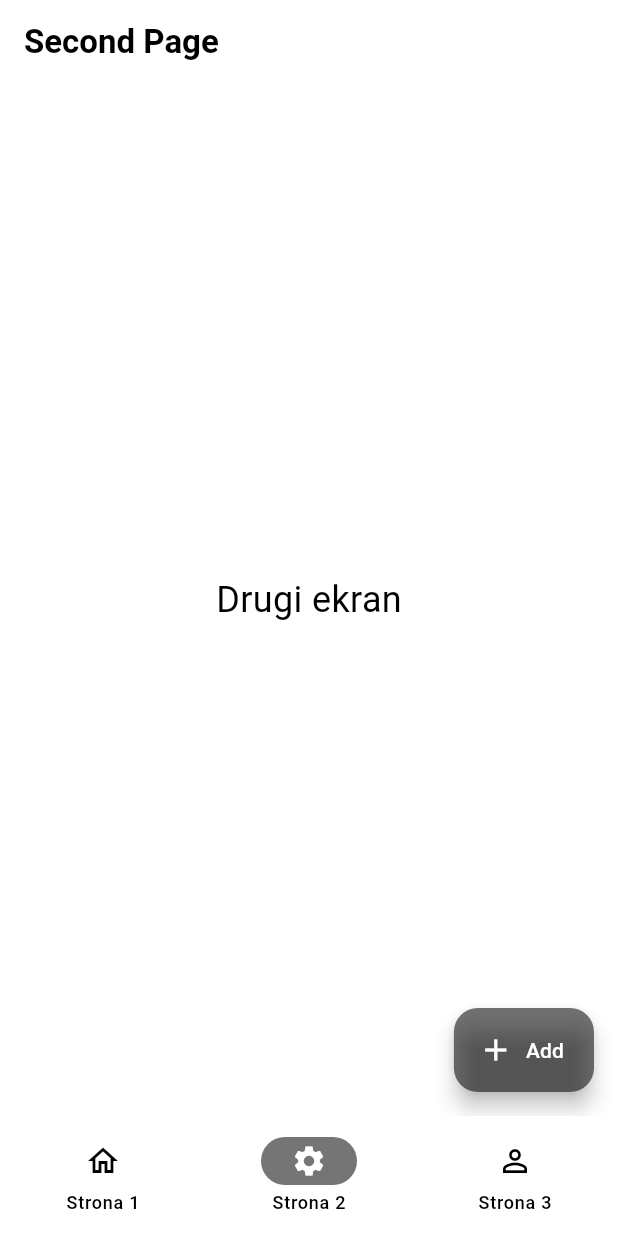
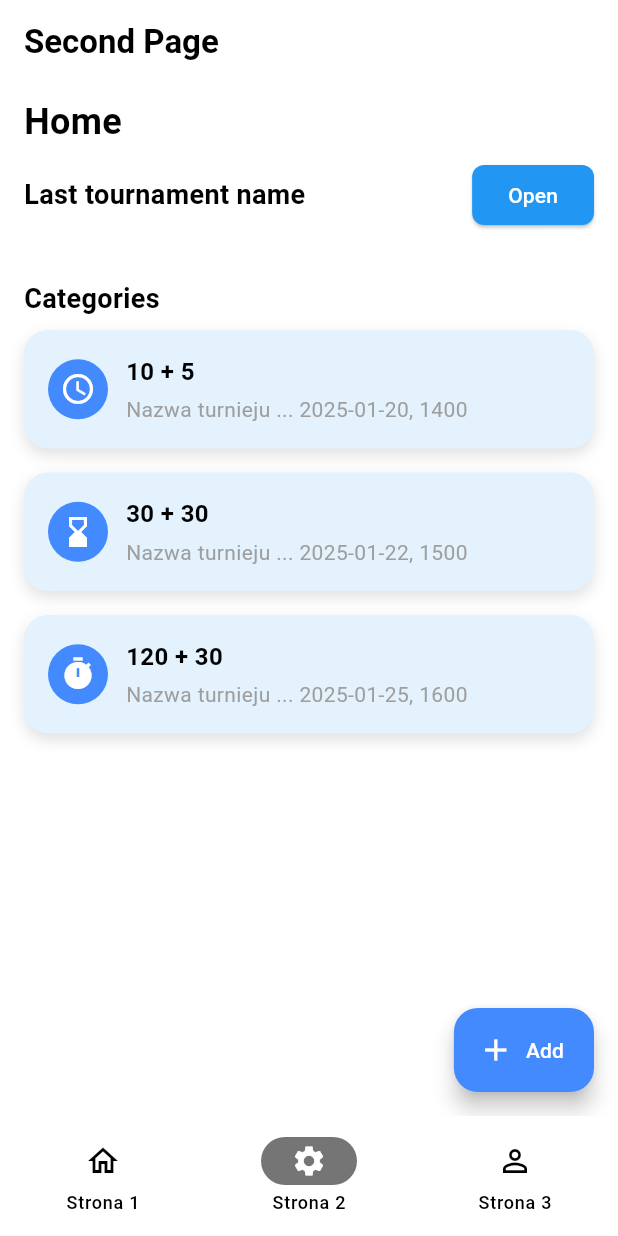
Before and after one commit to tomtor01/flutter_labs_project, a Flutter app: the screen it shows after launch, item 2 of the bottom bar chosen, after a tap on "Add", on a phone screen of 412 x 824 dp. Run offline on Flutter 3.47's test engine with Material 3 defaults, Android fonts, the phone set to English and light mode, and no system bars.

Commit message:
final app

```diff
--- a/lib/screens/first_screen.dart
+++ b/lib/screens/first_screen.dart
@@ -49,10 +49,9 @@ class FirstScreen extends StatelessWidget {
       bottomNavigationBar: Padding(
         padding: const EdgeInsets.all(16.0),
         child: FilledButton(
-          onPressed: () {
-            // Action here
-          },
+          onPressed: () {},
           style: FilledButton.styleFrom(
+            backgroundColor: Colors.black,
             minimumSize: const Size(double.infinity, 50),
           ),
           child: const Text("Explore"),
@@ -82,7 +81,6 @@ class _TournamentCard extends StatelessWidget {
             clipBehavior: Clip.none,
             children: [
               ClipRRect(
-                // Zaokrąglone rogi zdjęcia
                 borderRadius: BorderRadius.vertical(top: Radius.circular(12)),
                 child: Image.asset(
                   'assets/sample-picture.webp',
@@ -244,7 +242,7 @@ class _ProgressCard extends StatelessWidget {
                 ClipRRect(
                   borderRadius: BorderRadius.circular(8),
                   child: Image.asset(
-                    'assets/sample-picture.webp', // Replace with actual asset path
+                    'assets/sample-picture.webp',
                     width: 80,
                     height: 80,
                     fit: BoxFit.cover,
@@ -260,22 +258,25 @@ class _ProgressCard extends StatelessWidget {
                         children: [
                           Text('Mastering Skills',
                               style: TextStyle(
-                                  fontSize: 16, fontWeight: FontWeight.bold)),
+                                  fontSize: 16, fontWeight: FontWeight.bold)
+                          ),
                           Icon(Icons.bookmark_border),
                         ],
                       ),
                       SizedBox(height: 4),
                       Text('Player Profile',
-                          style: TextStyle(color: Colors.grey[600])),
+                          style: TextStyle(color: Colors.grey[600])
+                      ),
                       SizedBox(height: 8),
                       LinearProgressIndicator(
-                        value: 0.6, // Example progress value
+                        value: 0.6,
                         backgroundColor: Colors.grey[300],
                         color: Colors.blue,
                       ),
                       SizedBox(height: 4),
                       Text('Progress Update',
-                          style: TextStyle(fontSize: 12, color: Colors.grey)),
+                          style: TextStyle(fontSize: 12, color: Colors.grey)
+                      ),
                     ],
                   ),
                 )
--- a/lib/screens/second_screen.dart
+++ b/lib/screens/second_screen.dart
@@ -8,22 +8,173 @@ class SecondScreen extends StatefulWidget {
 }
 
 class SecondScreenState extends State<SecondScreen> {
-
   @override
   Widget build(BuildContext context) {
     return Scaffold(
       appBar: AppBar(
         scrolledUnderElevation: 0,
-        title: const Text('Second Page', style: TextStyle(fontWeight: FontWeight.bold)),
+        title: const Text(
+          'Second Page',
+          style: TextStyle(fontWeight: FontWeight.bold),
+        ),
       ),
-      body: Center(
-        child: Text('Drugi ekran', style: TextStyle(fontSize: 24)),
+      body: Column(
+        children: [
+          Flexible(
+            child: SingleChildScrollView(
+              child: Column(
+                crossAxisAlignment: CrossAxisAlignment.start,
+                children: [
+                  const Padding(
+                    padding: EdgeInsets.symmetric(
+                      horizontal: 16.0,
+                      vertical: 8.0,
+                    ),
+                    child: Text(
+                      "Home",
+                      style: TextStyle(
+                        fontSize: 24,
+                        fontWeight: FontWeight.bold,
+                      ),
+                    ),
+                  ),
+                  Padding(
+                    padding: const EdgeInsets.symmetric(horizontal: 16.0),
+                    child: Row(
+                      mainAxisAlignment: MainAxisAlignment.spaceBetween,
+                      children: [
+                        const Text(
+                          "Last tournament name",
+                          style: TextStyle(
+                            fontSize: 18,
+                            fontWeight: FontWeight.bold,
+                          ),
+                        ),
+                        ElevatedButton(
+                          onPressed: () {},
+                          style: ElevatedButton.styleFrom(
+                            backgroundColor: Colors.blue,
+                            shape: RoundedRectangleBorder(
+                              borderRadius: BorderRadius.circular(8),
+                            ),
+                          ),
+                          child: const Text(
+                            "Open",
+                            style: TextStyle(color: Colors.white),
+                          ),
+                        ),
+                      ],
+                    ),
+                  ),
+                  const SizedBox(height: 32),
+                  const Padding(
+                    padding: EdgeInsets.symmetric(horizontal: 16.0),
+                    child: Text(
+                      "Categories",
+                      style: TextStyle(
+                        fontSize: 18,
+                        fontWeight: FontWeight.bold,
+                      ),
+                    ),
+                  ),
+                ],
+              ),
+            ),
+          ),
+          Expanded(
+            flex: 2,
+            child: ListView(
+              padding: const EdgeInsets.symmetric(horizontal: 16.0),
+              children: const [
+                CategoryCard(
+                  icon: Icons.access_time,
+                  timeControl: "10 + 5",
+                  details: "Nazwa turnieju ... 2025-01-20, 1400",
+                ),
+                CategoryCard(
+                  icon: Icons.hourglass_bottom,
+                  timeControl: "30 + 30",
+                  details: "Nazwa turnieju ... 2025-01-22, 1500",
+                ),
+                CategoryCard(
+                  icon: Icons.timer,
+                  timeControl: "120 + 30",
+                  details: "Nazwa turnieju ... 2025-01-25, 1600",
+                ),
+              ],
+            ),
+          ),
+        ],
       ),
       floatingActionButton: FloatingActionButton.extended(
         onPressed: () {},
+        backgroundColor: Colors.blueAccent,
         label: Text('Add'),
         icon: const Icon(Icons.add),
       ),
     );
   }
 }
+
+class CategoryCard extends StatelessWidget {
+  final IconData icon;
+  final String timeControl;
+  final String details;
+
+  const CategoryCard({
+    super.key,
+    required this.icon,
+    required this.timeControl,
+    required this.details,
+  });
+
+  @override
+  Widget build(BuildContext context) {
+    return Container(
+      margin: const EdgeInsets.symmetric(vertical: 8),
+      padding: const EdgeInsets.all(16),
+      decoration: BoxDecoration(
+        color: Colors.blue[50],
+        borderRadius: BorderRadius.circular(16),
+        boxShadow: [
+          BoxShadow(
+            color: Colors.black12,
+            blurRadius: 8,
+            offset: const Offset(0, 4),
+          ),
+        ],
+      ),
+      child: Row(
+        children: [
+          Container(
+            padding: const EdgeInsets.all(8),
+            decoration: const BoxDecoration(
+              color: Colors.blueAccent,
+              shape: BoxShape.circle,
+            ),
+            child: Icon(icon, color: Colors.white, size: 24),
+          ),
+          const SizedBox(width: 12),
+
+          Column(
+            crossAxisAlignment: CrossAxisAlignment.start,
+            children: [
+              Text(
+                timeControl,
+                style: const TextStyle(
+                  fontSize: 16,
+                  fontWeight: FontWeight.bold,
+                ),
+              ),
+              const SizedBox(height: 4),
+              Text(
+                details,
+                style: const TextStyle(fontSize: 14, color: Colors.grey),
+              ),
+            ],
+          ),
+        ],
+      ),
+    );
+  }
+}
```
